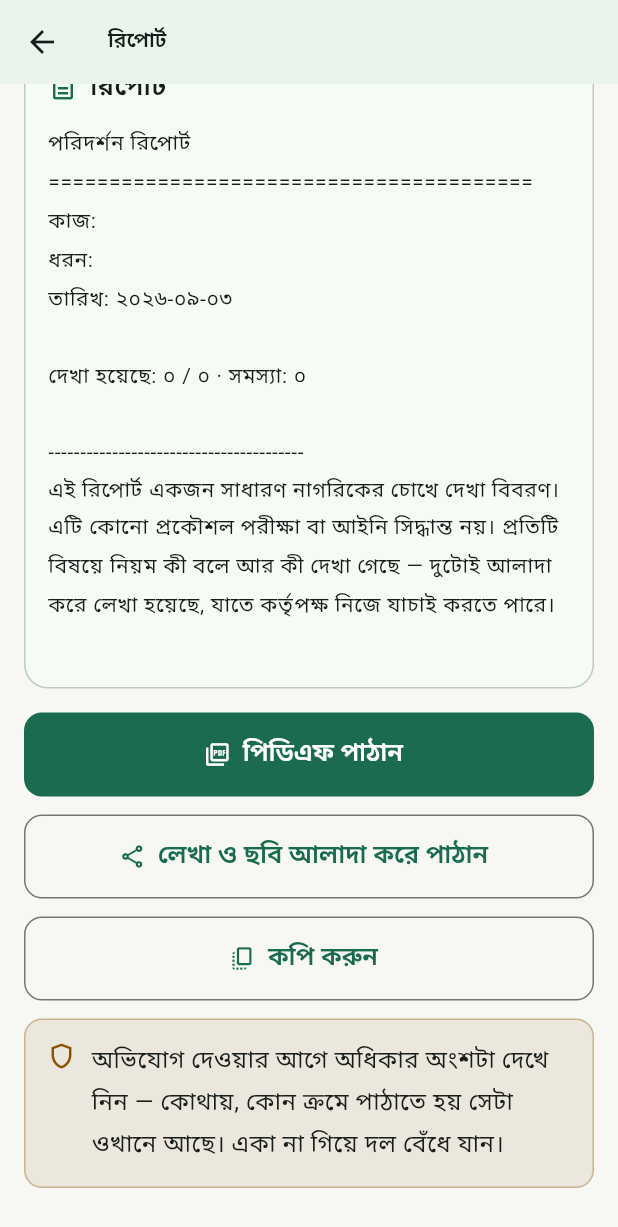
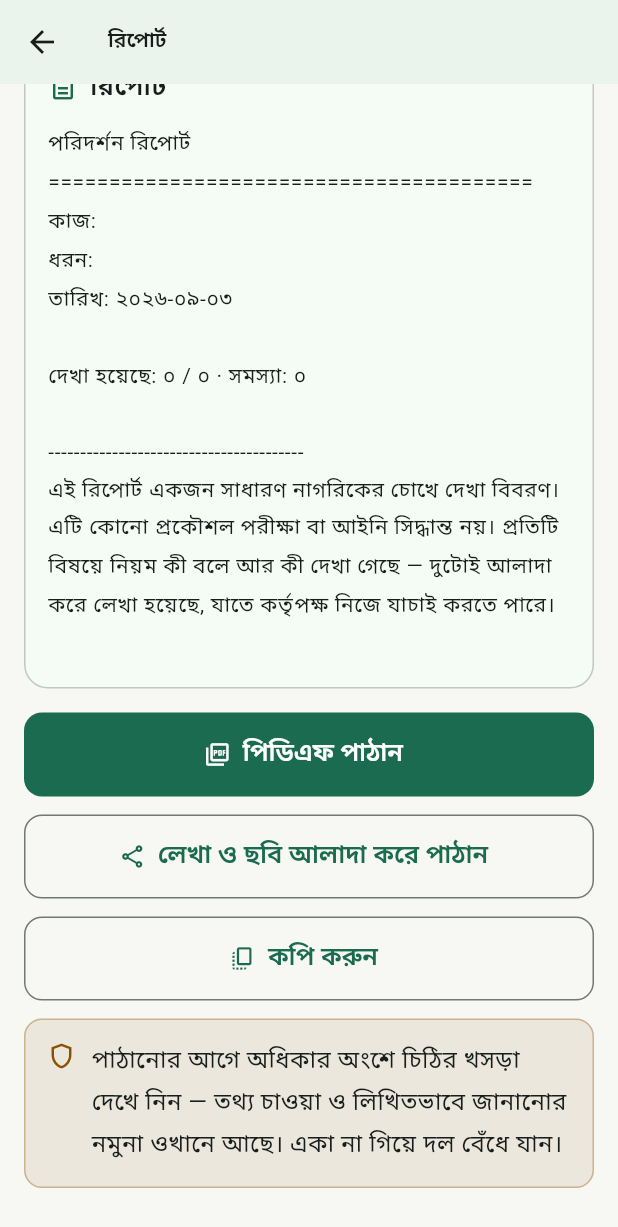
Before and after one commit to farhadh35/nirman-pahara, a Flutter app: the InspectionReportScreen screen opened directly with empty values, scrolled down 110 dp, on a phone screen of 412 x 824 dp. Shown: the top 1227 px of the screen. Run offline on Flutter 3.47's test engine with Material 3 defaults, Android fonts, the phone set to English and light mode, and no system bars; our stand-ins replace file_picker, geolocator, image_picker, pdf, share_plus, shared_preferences; missing offline and left inert: excel; accounts and stored records are empty.

Commit message:
Clear the complaint language the ladder left behind
Removing the escalation ladder left four bits of copy still promising it. The
home entry for the rights section said "where you complain", its heading said
"complaint samples", the report screen told the reader the rights section says
"where to send this and in what order" — the ladder's ordering, now gone — and
the ad policy named a "complaint screen" that no longer exists.

All four now describe what is actually there: the rights section offers letter
templates for requesting information and giving written notice, and the report
screen points at those rather than at an escalation order. The report's
group-safety line stays, because going as a group is good advice whether or not
there is a ladder.

Left alone: the signboard diagram's "where a complaint starts", the BoQ
screen's "this is not an audit or a complaint", and the unit-cost advice "don't
complain first, ask for the estimate" — these use the ordinary word, not the
removed feature, and the GRS reference source stays a citable source.

645 tests, analyzer clean.

Co-Authored-By: Claude Opus 5 <noreply@anthropic.com>

```diff
--- a/lib/core/i18n/strings.dart
+++ b/lib/core/i18n/strings.dart
@@ -46,8 +46,8 @@ class S {
 
   static const rights = L10nText('অধিকার', 'Your rights');
   static const rightsSub = L10nText(
-    'কী চাইতে পারেন, কোথায় অভিযোগ করবেন',
-    'What you may ask for, and where to complain',
+    'তথ্য চাওয়া ও লিখিতভাবে জানানোর খসড়া চিঠি',
+    'Draft letters to request information and give notice',
   );
 
   // Common -----------------------------------------------------------------
@@ -111,7 +111,7 @@ class S {
   );
 
   // Rights -----------------------------------------------------------------
-  static const letters = L10nText('আবেদন ও অভিযোগের নমুনা', 'Letter templates');
+  static const letters = L10nText('আবেদন ও নোটিশের নমুনা', 'Letter templates');
   static const caution = L10nText('সাবধানতা', 'Caution');
   static const preview = L10nText('চিঠির খসড়া', 'Draft letter');
 
@@ -134,10 +134,10 @@ class S {
   static const adDisclosure = L10nText(
     'এই অ্যাপে কোনো বিজ্ঞাপন নেই। এলেও সিমেন্ট, রড, ইট, টাইলস, রং, ঠিকাদারি '
         'বা আবাসন কোম্পানির নয় — অ্যাপটি ঠিক ওইগুলোর মানই যাচাই করে। '
-        'পরিদর্শন, ফলাফল ও অভিযোগের পর্দা বিজ্ঞাপনমুক্ত থাকবে।',
+        'পরিদর্শন, ফলাফল ও রিপোর্টের পর্দা বিজ্ঞাপনমুক্ত থাকবে।',
     'There are no ads in this app. If any come, none will be from cement, '
         'steel, brick, tile, paint, contracting or real estate — those are '
-        'what the app judges. Inspection, verdict and complaint screens stay '
+        'what the app judges. Inspection, verdict and report screens stay '
         'free of them.',
   );
 
--- a/lib/features/inspection/ui/inspection_screens.dart
+++ b/lib/features/inspection/ui/inspection_screens.dart
@@ -677,10 +677,11 @@ class _InspectionReportScreenState extends State<InspectionReportScreen> {
           CautionBox(
             icon: Icons.shield_outlined,
             text: bn
-                ? 'অভিযোগ দেওয়ার আগে অধিকার অংশটা দেখে নিন — কোথায়, কোন ক্রমে '
-                    'পাঠাতে হয় সেটা ওখানে আছে। একা না গিয়ে দল বেঁধে যান।'
-                : 'Before you file, read the rights section — it says where to '
-                    'send this and in what order. Go as a group, not alone.',
+                ? 'পাঠানোর আগে অধিকার অংশে চিঠির খসড়া দেখে নিন — তথ্য চাওয়া ও '
+                    'লিখিতভাবে জানানোর নমুনা ওখানে আছে। একা না গিয়ে দল বেঁধে যান।'
+                : 'Before you send this, see the letter templates in the rights '
+                    'section — drafts for requesting information and giving '
+                    'notice. Go as a group, not alone.',
           ),
         ],
       ),
```
